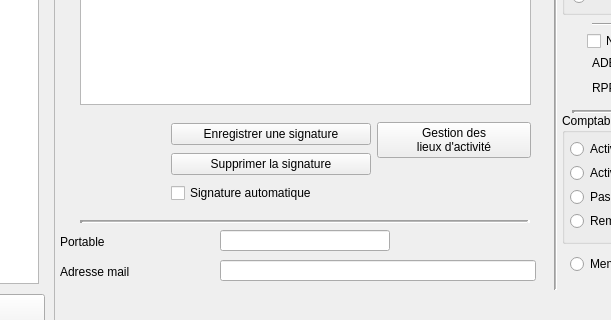
The window that Dialogs/dlg_gestionusers.ui (ukinoki/Rufus) describes before a commit, drawn with Qt 5; both pictures show x 146 to 757 and y 201 to 521 of the 1220 by 610 pixel window.
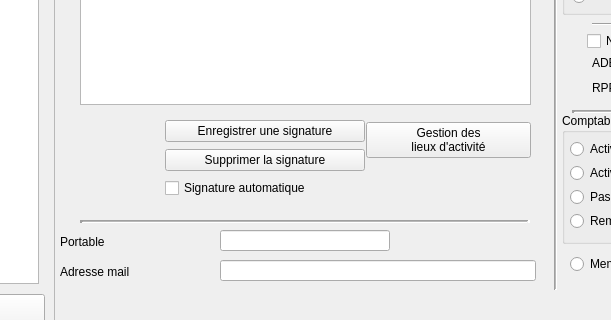
The same window after the commit. Icons and pictures are not drawn. Custom widgets are drawn as their Qt base class.

What changed in the file:
```diff
--- a/Dialogs/dlg_gestionusers.ui
+++ b/Dialogs/dlg_gestionusers.ui
@@ -509,7 +509,7 @@
           <string/>
          </property>
         </widget>
-        <widget class="QWidget" name="">
+        <widget class="QWidget" name="layoutWidget">
          <property name="geometry">
           <rect>
            <x>20</x>
@@ -519,6 +519,9 @@
           </rect>
          </property>
          <layout class="QHBoxLayout" name="horizontalLayout_4">
+          <property name="spacing">
+           <number>1</number>
+          </property>
           <item>
            <widget class="QWidget" name="signaturewidget" native="true">
             <property name="minimumSize">
@@ -528,6 +531,9 @@
              </size>
             </property>
             <layout class="QHBoxLayout" name="horizontalLayout_3">
+             <property name="spacing">
+              <number>0</number>
+             </property>
              <property name="leftMargin">
               <number>5</number>
              </property>
@@ -562,7 +568,7 @@
              <item>
               <layout class="QVBoxLayout" name="verticalLayout_2">
                <property name="spacing">
-                <number>0</number>
+                <number>2</number>
                </property>
                <item>
                 <widget class="UpPushButton" name="SignatureupPushButton">
@@ -609,6 +615,22 @@
                  </property>
                 </widget>
                </item>
+               <item>
+                <spacer name="verticalSpacer_2">
+                 <property name="orientation">
+                  <enum>Qt::Orientation::Vertical</enum>
+                 </property>
+                 <property name="sizeType">
+                  <enum>QSizePolicy::Policy::Maximum</enum>
+                 </property>
+                 <property name="sizeHint" stdset="0">
+                  <size>
+                   <width>20</width>
+                   <height>5</height>
+                  </size>
+                 </property>
+                </spacer>
+               </item>
               </layout>
              </item>
             </layout>
```
